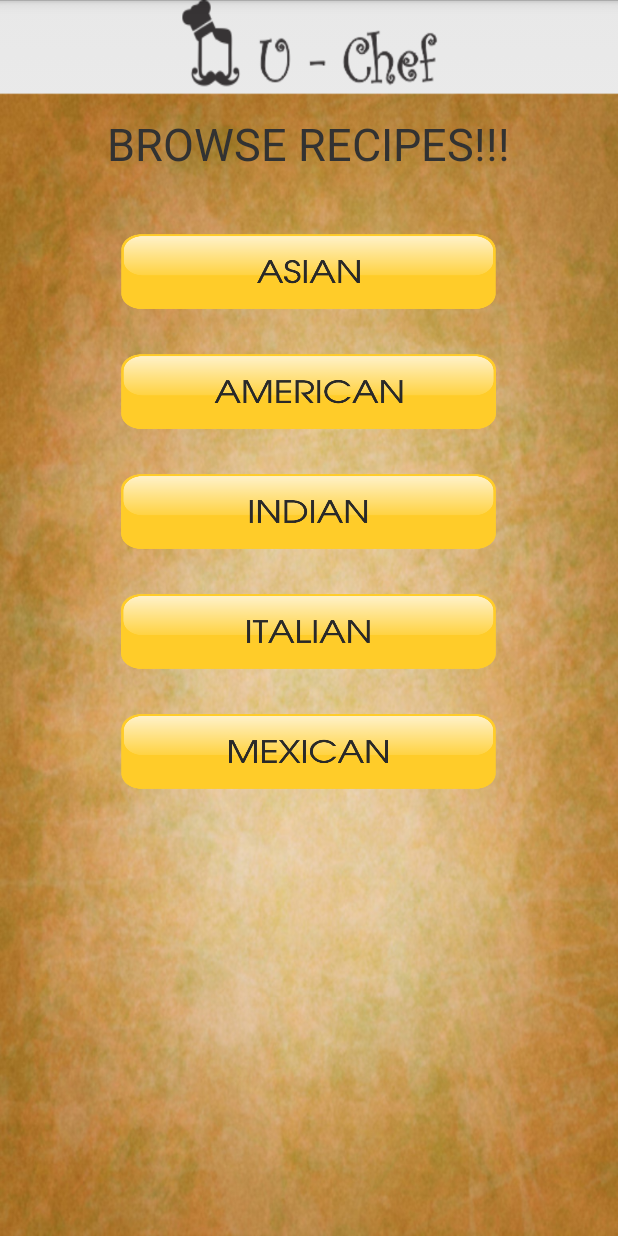
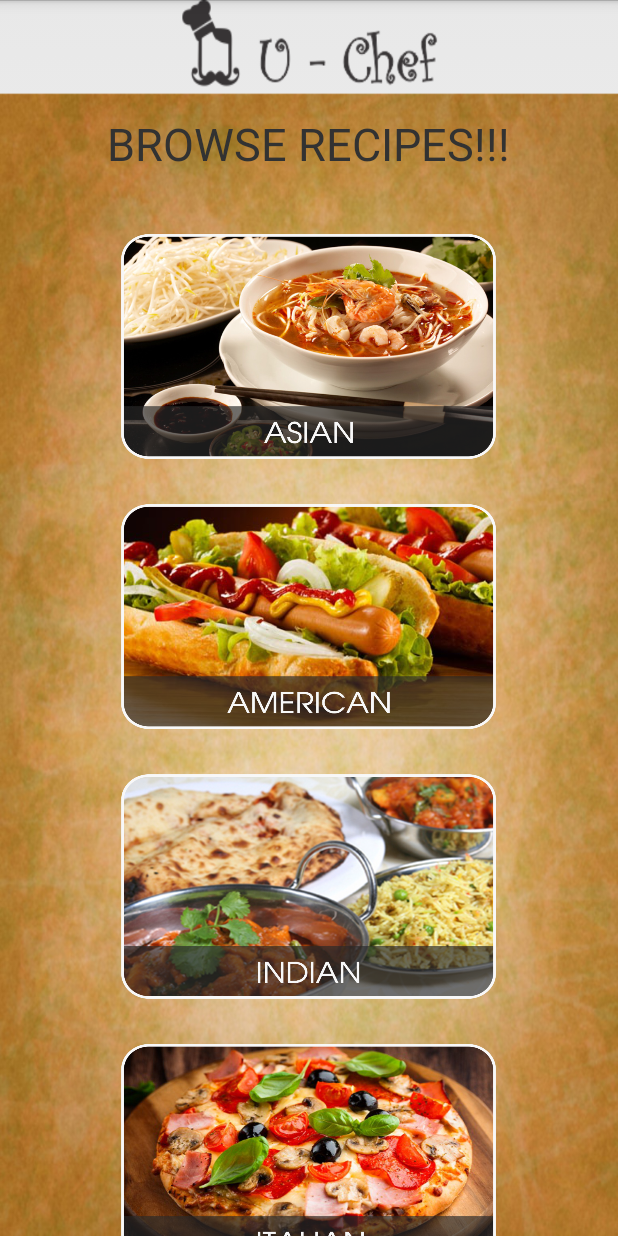
Before and after one commit to jptl007/UChef, an Android app: the layout look_recipes.xml on its own in the app's theme, with its tools: preview values and no code run, on a phone screen of 412 x 824 dp. Run offline under Robolectric (Android 15) with nearby library versions, the phone set to English and light mode, and no system bars.

Commit message:
updates_new
buttons_change_code

```diff
--- a/app/src/main/res/layout/look_recipes.xml
+++ b/app/src/main/res/layout/look_recipes.xml
@@ -18,43 +18,43 @@
 
     <ImageButton
         android:layout_width="250dp"
-        android:layout_height="50dp"
+        android:layout_height="150dp"
         android:id="@+id/asian_btn"
-        android:background="@drawable/asian"
+        android:background="@drawable/asian_button"
         android:layout_gravity="center_horizontal"/>
 
 
 
     <ImageButton
         android:layout_width="250dp"
-        android:layout_height="50dp"
+        android:layout_height="150dp"
         android:layout_marginTop="30dp"
         android:id="@+id/american_btn"
-        android:background="@drawable/american"
+        android:background="@drawable/american_button"
         android:layout_gravity="center_horizontal"/>
 
     <ImageButton
         android:layout_width="250dp"
-        android:layout_height="50dp"
+        android:layout_height="150dp"
         android:layout_marginTop="30dp"
         android:id="@+id/indian_btn"
-        android:background="@drawable/indian"
+        android:background="@drawable/indian_button"
         android:layout_gravity="center_horizontal"/>
 
     <ImageButton
         android:layout_width="250dp"
-        android:layout_height="50dp"
+        android:layout_height="150dp"
         android:layout_marginTop="30dp"
         android:id="@+id/italian_btn"
-        android:background="@drawable/italian"
+        android:background="@drawable/italian_button"
         android:layout_gravity="center_horizontal"/>
 
     <ImageButton
         android:layout_width="250dp"
-        android:layout_height="50dp"
+        android:layout_height="150dp"
         android:layout_marginTop="30dp"
         android:id="@+id/mexican_btn"
-        android:background="@drawable/mexican"
+        android:background="@drawable/mexican_button"
         android:layout_gravity="center_horizontal"/>
 
 </LinearLayout>
```
Also changed, not shown: app/src/main/res/drawable/american_button.png (added), app/src/main/res/drawable/asian_button.png (added), app/src/main/res/drawable/button_dairy.png, app/src/main/res/drawable/button_fruits.png, app/src/main/res/drawable/button_meat.png, app/src/main/res/drawable/button_seafood.png (added), app/src/main/res/drawable/button_veg.png, app/src/main/res/drawable/indian_button.png (added), app/src/main/res/drawable/italian_button.png (added), app/src/main/res/drawable/mexican_button.png (added).
